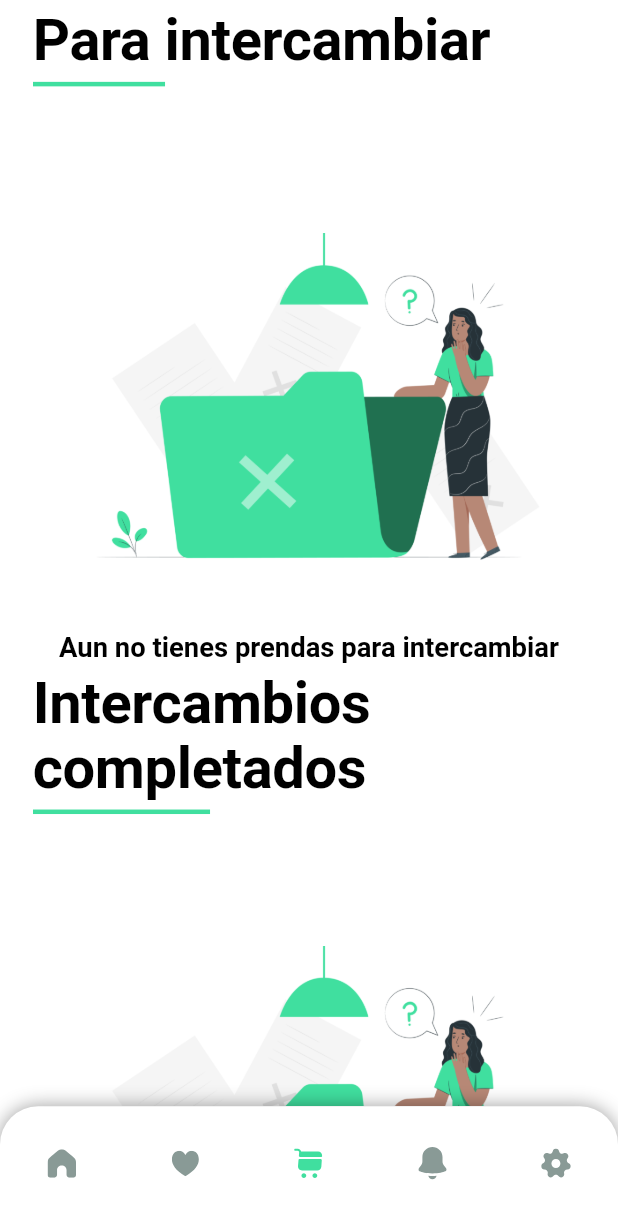
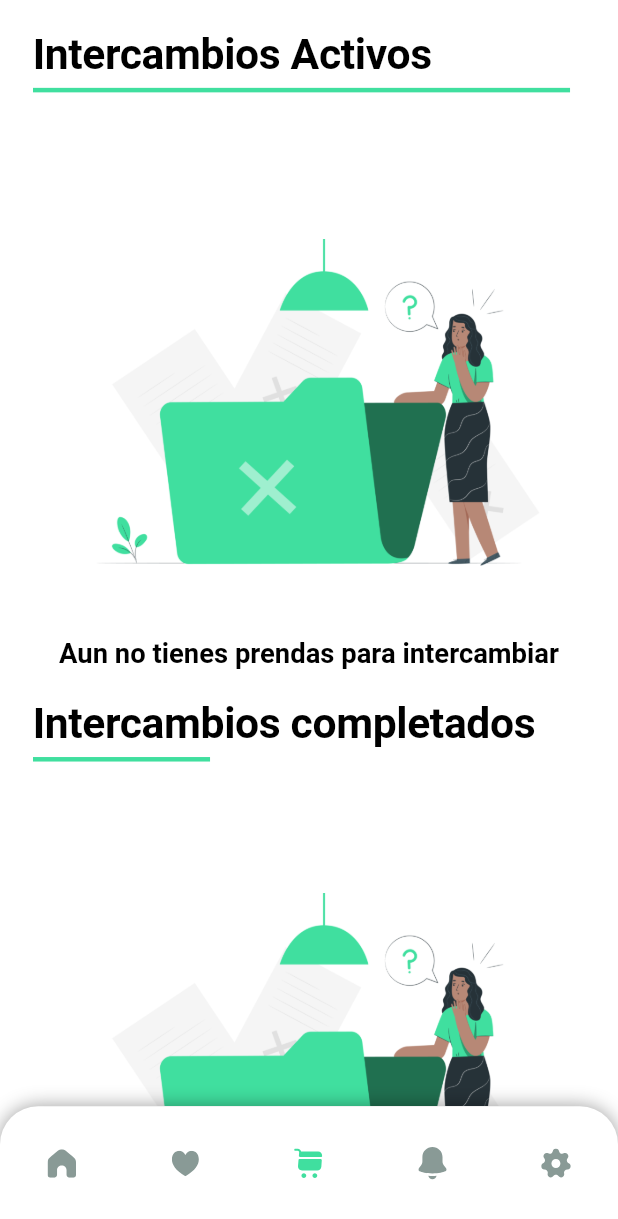
Before and after one commit to Isnotcristhianr/SwapMe---Code-0, a Flutter app: the screen it shows once a user with an empty profile is signed in, item 3 of the bottom bar chosen, on a phone screen of 412 x 824 dp. Shown: the top 1219 px of the screen. Run offline on Flutter 3.47's test engine with Material 2 defaults, Android fonts, the phone set to English and light mode, and no system bars; our stand-ins replace carousel_slider, cloud_firestore, firebase_auth, firebase_core, firebase_storage, flutter_animate and 7 more; missing offline and left inert: flutter_facebook_auth; accounts and stored records are empty; generated files the repository leaves out were written again; Roboto replaces fonts that are missing (Poppins); project files that could hold a hidden picture were left out.

Commit message:
correciones legibilidad

```diff
--- a/lib/app/components/product_item.dart
+++ b/lib/app/components/product_item.dart
@@ -100,7 +100,7 @@ class ProductItem extends StatelessWidget {
                                       if (deleted) {
                                         Get.back();
                                         await Get.snackbar(
-                                          'Product deleted',
+                                          'Prenda eliminada correctamente',
                                           controller.messageToDisplay,
                                           colorText: Colors.white,
                                           backgroundColor: Colors.green,
--- a/lib/app/components/screen_title.dart
+++ b/lib/app/components/screen_title.dart
@@ -18,7 +18,7 @@ class ScreenTitle extends StatelessWidget {
       children: [
         Text(title,
             style: context.theme.textTheme.displayLarge?.copyWith(
-              fontSize: 38.sp,
+              fontSize: 28.sp,
             )),
         Divider(
           thickness: 3,
--- a/lib/app/modules/cart/controllers/cart_controller.dart
+++ b/lib/app/modules/cart/controllers/cart_controller.dart
@@ -75,7 +75,7 @@ class CartController extends GetxController {
     bool result = false;
     try {
       await FirebaseFirestore.instance.collection('products').doc(id).delete();
-      messageToDisplay = 'Produc deleted successfully';
+      messageToDisplay = 'Prenda eliminada correctamente';
       result = true;
     } catch (e) {
       messageToDisplay = e.toString();
--- a/lib/app/modules/cart/views/cart_view.dart
+++ b/lib/app/modules/cart/views/cart_view.dart
@@ -18,10 +18,11 @@ class CartView extends GetView<CartController> {
         padding: EdgeInsets.symmetric(horizontal: 20.w),
         child: ListView(
           children: [
+            const SizedBox(height: 15),
             5.verticalSpace,
             const ScreenTitle(
-              title: 'Para intercambiar',
-              dividerEndIndent: 280,
+              title: 'Intercambios Activos',
+              dividerEndIndent: 10,
             ),
             10.verticalSpace,
             Obx(
@@ -42,6 +43,7 @@ class CartView extends GetView<CartController> {
                     ),
             ),
             5.verticalSpace,
+            const SizedBox(height: 15),
             const ScreenTitle(title: 'Intercambios completados'),
             Obx(
               () => controller.productsSwapped.isEmpty
--- a/lib/app/modules/cart/views/swap_product_view.dart
+++ b/lib/app/modules/cart/views/swap_product_view.dart
@@ -26,12 +26,14 @@ class SwapConfirmScreen extends GetView<SwapController> {
           child: Column(
             crossAxisAlignment: CrossAxisAlignment.start,
             children: [
+              const SizedBox(height: 15),
               RoundedButton(
                 onPressed: () => Get.back(),
                 child:
                     SvgPicture.asset(Constants.backArrowIcon, fit: BoxFit.none),
               ),
               // SizedBox(height: .h),
+              const SizedBox(height: 15),
               ScreenTitle(
                 title: 'Users',
                 dividerEndIndent: 1.w,
```
